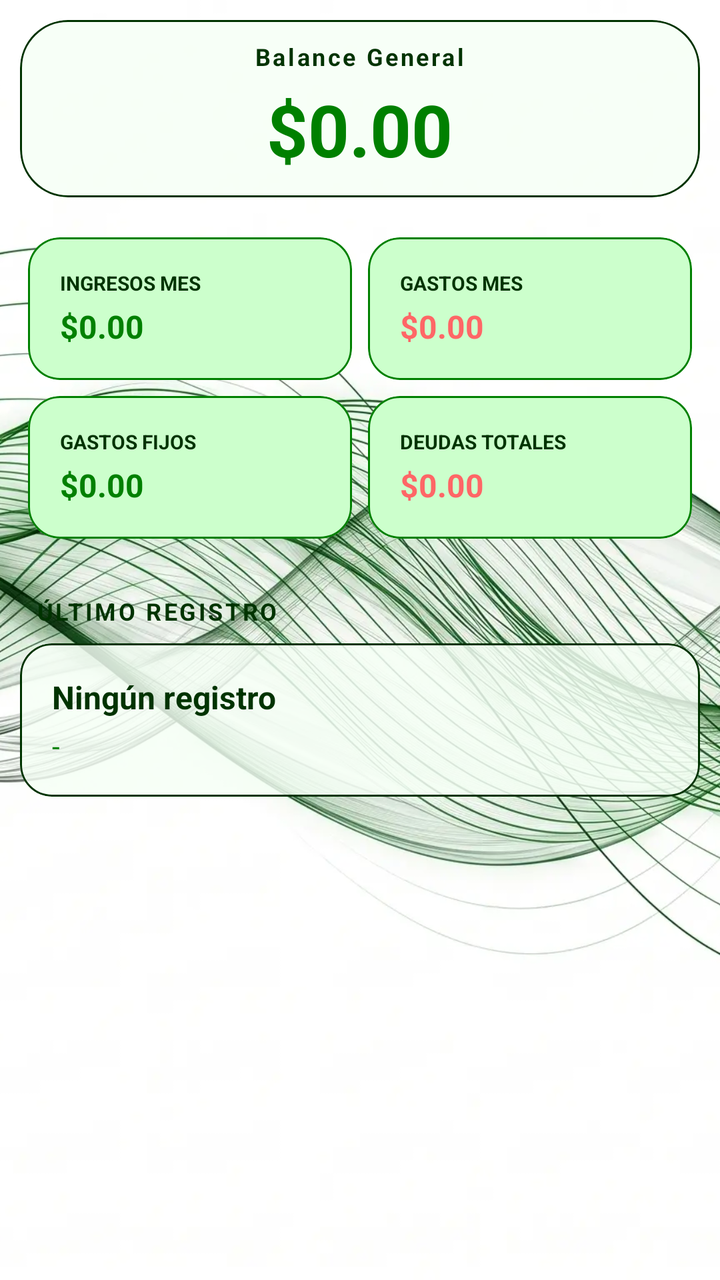
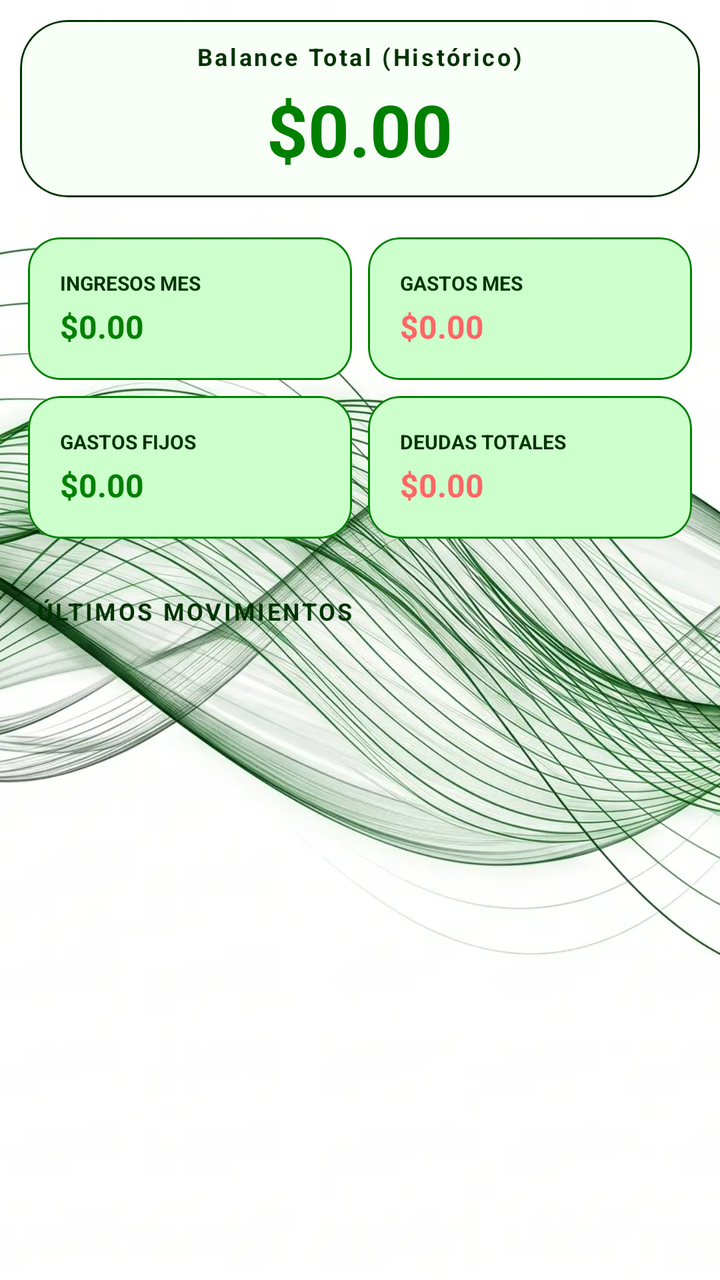

Screens rendered from an Android XML layout before and after an edit, with the pre-edit source and the edit as a unified diff.
<!-- AndroidManifest.xml: application theme Theme.MyLittleFinanControl -->
<!-- res/layout/fragment_inicio.xml -->
<?xml version="1.0" encoding="utf-8"?>
<RelativeLayout xmlns:android="http://schemas.android.com/apk/res/android"
    xmlns:app="http://schemas.android.com/apk/res-auto"
    xmlns:tools="http://schemas.android.com/tools"
    android:layout_width="match_parent"
    android:layout_height="match_parent"
    tools:context=".Fragmentos.FragmentGastosFijos">

    <ImageView
        android:id="@+id/imagenFondo"
        android:layout_width="match_parent"
        android:layout_height="match_parent"
        android:src="@drawable/background_2_ligth"
        android:scaleType="centerCrop" />

    <ScrollView
        android:layout_width="match_parent"
        android:layout_height="match_parent"
        tools:context=".Fragmentos.FragmentInicio">

        <LinearLayout
            android:layout_width="match_parent"
            android:layout_height="wrap_content"
            android:orientation="vertical"
            android:padding="10dp">

            
            <com.google.android.material.card.MaterialCardView
                android:id="@+id/card_balance_general"
                android:layout_width="match_parent"
                android:layout_height="wrap_content"
                android:layout_marginBottom="16dp"
                android:clickable="true"
                android:focusable="true"
                app:cardBackgroundColor="?attr/colorSurface"
                app:cardCornerRadius="24dp"
                app:cardElevation="0dp"
                app:strokeColor="?attr/colorOutline"
                app:strokeWidth="1dp">

                <LinearLayout
                    android:layout_width="match_parent"
                    android:layout_height="wrap_content"
                    android:gravity="center"
                    android:orientation="vertical"
                    android:padding="10dp">

                    <TextView
                        android:layout_width="wrap_content"
                        android:layout_height="wrap_content"
                        android:letterSpacing="0.1"
                        android:text="Balance General"
                        android:textColor="?attr/colorOnSurface"
                        android:textSize="12sp"
                        android:textStyle="bold" />

                    <TextView
                        android:id="@+id/tv_balance_general"
                        android:layout_width="wrap_content"
                        android:layout_height="wrap_content"
                        android:layout_marginTop="4dp"
                        android:text="$0.00"
                        android:textColor="?attr/colorPrimary"
                        android:textSize="36sp"
                        android:textStyle="bold" />
                </LinearLayout>
            </com.google.android.material.card.MaterialCardView>

            <GridLayout
                android:layout_width="match_parent"
                android:layout_height="wrap_content"
                android:alignmentMode="alignMargins"
                android:columnCount="2"
                android:columnOrderPreserved="false">

                
                <com.google.android.material.card.MaterialCardView
                    android:id="@+id/card_ingresos"
                    android:layout_width="0dp"
                    android:layout_height="wrap_content"
                    android:layout_columnWeight="1"
                    android:clickable="true"
                    android:focusable="true"
                    android:foreground="?attr/selectableItemBackground"
                    android:layout_margin="4dp"
                    app:cardBackgroundColor="?attr/colorPrimaryContainer"
                    app:strokeColor="?attr/colorPrimary"
                    app:cardCornerRadius="16dp"
                    app:cardElevation="0dp">

                    <LinearLayout
                        android:layout_width="match_parent"
                        android:layout_height="wrap_content"
                        android:orientation="vertical"
                        android:padding="16dp">

                        <TextView
                            android:layout_width="wrap_content"
                            android:layout_height="wrap_content"
                            android:text="INGRESOS MES"
                            android:textColor="?attr/colorOnSurface"
                            android:textSize="10sp"
                            android:textStyle="bold" />

                        <TextView
                            android:id="@+id/tv_ingresos_mes"
                            android:layout_width="wrap_content"
                            android:layout_height="wrap_content"
                            android:layout_marginTop="4dp"
                            android:text="$0.00"
                            android:textColor="?attr/colorPrimary"
                            android:textSize="16sp"
                            android:textStyle="bold" />
                    </LinearLayout>
                </com.google.android.material.card.MaterialCardView>

                
                <com.google.android.material.card.MaterialCardView
                    android:id="@+id/card_gastos"
                    android:layout_width="0dp"
                    android:layout_height="wrap_content"
                    android:layout_columnWeight="1"
                    android:clickable="true"
                    app:strokeColor="?attr/colorPrimary"
                    android:focusable="true"
                    android:layout_margin="4dp"
                    app:cardBackgroundColor="?attr/colorPrimaryContainer"
                    app:cardCornerRadius="16dp"
                    app:cardElevation="0dp">

                    <LinearLayout
                        android:layout_width="match_parent"
                        android:layout_height="wrap_content"
                        android:orientation="vertical"
                        android:padding="16dp">

                        <TextView
                            android:layout_width="wrap_content"
                            android:layout_height="wrap_content"
                            android:text="GASTOS MES"
                            android:textColor="?attr/colorOnSurface"
                            android:textSize="10sp"
                            android:textStyle="bold" />

                        <TextView
                            android:id="@+id/tv_gastos_mes"
                            android:layout_width="wrap_content"
                            android:layout_height="wrap_content"
                            android:layout_marginTop="4dp"
                            android:text="$0.00"
                            android:textSize="16sp"
                            android:textColor="?attr/colorError"
                            android:textStyle="bold" />
                    </LinearLayout>
                </com.google.android.material.card.MaterialCardView>

                
                <com.google.android.material.card.MaterialCardView
                    android:id="@+id/card_gastos_fijos"
                    android:layout_width="0dp"
                    android:layout_height="wrap_content"
                    android:layout_columnWeight="1"
                    android:layout_margin="4dp"
                    android:clickable="true"
                    app:strokeColor="?attr/colorPrimary"
                    android:focusable="true"
                    android:foreground="?attr/selectableItemBackground"
                    app:cardBackgroundColor="?attr/colorPrimaryContainer"
                    app:cardCornerRadius="16dp"
                    app:cardElevation="0dp">

                    <LinearLayout
                        android:layout_width="match_parent"
                        android:layout_height="wrap_content"
                        android:orientation="vertical"
                        android:padding="16dp">

                        <TextView
                            android:layout_width="wrap_content"
                            android:layout_height="wrap_content"
                            android:text="GASTOS FIJOS"
                            android:textColor="?attr/colorOnSurface"
                            android:textSize="10sp"
                            android:textStyle="bold" />

                        <TextView
                            android:id="@+id/tv_total_gastos_fijos"
                            android:layout_width="wrap_content"
                            android:layout_height="wrap_content"
                            android:layout_marginTop="4dp"
                            android:textColor="?attr/colorPrimary"
                            android:text="$0.00"
                            android:textSize="16sp"
                            android:textStyle="bold" />
                    </LinearLayout>
                </com.google.android.material.card.MaterialCardView>

                
                <com.google.android.material.card.MaterialCardView
                    android:id="@+id/card_deudas"
                    android:layout_width="0dp"
                    android:layout_height="wrap_content"
                    android:layout_columnWeight="1"
                    android:layout_margin="4dp"
                    app:strokeColor="?attr/colorPrimary"
                    android:clickable="true"
                    android:focusable="true"
                    android:foreground="?attr/selectableItemBackground"
                    app:cardBackgroundColor="?attr/colorPrimaryContainer"
                    app:cardCornerRadius="16dp"
                    app:cardElevation="0dp">

                    <LinearLayout
                        android:layout_width="match_parent"
                        android:layout_height="wrap_content"
                        android:orientation="vertical"
                        android:padding="16dp">

                        <TextView
                            android:layout_width="wrap_content"
                            android:layout_height="wrap_content"
                            android:text="DEUDAS TOTALES"
                            android:textColor="?attr/colorOnSurface"
                            android:textSize="10sp"
                            android:textStyle="bold" />

                        <TextView
                            android:id="@+id/tv_total_deudas"
                            android:layout_width="wrap_content"
                            android:layout_height="wrap_content"
                            android:layout_marginTop="4dp"
                            android:text="$0.00"
                            android:textSize="16sp"
                            android:textColor="?attr/colorError"
                            android:textStyle="bold" />
                    </LinearLayout>
                </com.google.android.material.card.MaterialCardView>

            </GridLayout>

            
            <TextView
                android:layout_width="wrap_content"
                android:layout_height="wrap_content"
                android:layout_marginStart="8dp"
                android:layout_marginTop="24dp"
                android:letterSpacing="0.1"
                android:text="ÚLTIMO REGISTRO"
                android:textColor="?attr/colorOnSurface"
                android:textSize="12sp"
                android:textStyle="bold" />

            <com.google.android.material.card.MaterialCardView
                android:layout_width="match_parent"
                android:layout_height="wrap_content"
                android:layout_marginTop="8dp"
                app:cardBackgroundColor="?attr/colorSurface"
                app:strokeColor="?attr/colorOutline"
                app:cardCornerRadius="16dp"
                app:cardElevation="0dp">

                <LinearLayout
                    android:layout_width="match_parent"
                    android:layout_height="wrap_content"
                    android:orientation="vertical"
                    android:padding="16dp">

                    <TextView
                        android:id="@+id/tv_ultimo_reg_desc"
                        android:layout_width="match_parent"
                        android:layout_height="wrap_content"
                        android:text="Ningún registro"
                        android:textColor="?attr/colorOnSurface"
                        android:textSize="16sp"
                        android:textStyle="bold" />

                    <TextView
                        android:id="@+id/tv_ultimo_reg_fecha"
                        android:layout_width="match_parent"
                        android:layout_height="wrap_content"
                        android:layout_marginTop="4dp"
                        android:text="-"
                        android:textColor="?attr/colorPrimary"
                        android:textSize="14sp" />
                </LinearLayout>
            </com.google.android.material.card.MaterialCardView>

        </LinearLayout>
    </ScrollView>
</RelativeLayout>
<!-- resources referenced by this layout -->
<resources>
  <style name="Theme.MyLittleFinanControl" parent="Base.Theme.MyLittleFinanControl" />
  <color name="verde_oscuro">#008000</color>
  <color name="verde_claro">#CCFFCC</color>
  <color name="verde_negro">#003300</color>
  <color name="verde">#00C292</color>
  <color name="verde_transparente">#5FCCFFCC</color>
  <color name="verde_blanco_transparente">#D3F6FFF6</color>
  <color name="rojo_alerta">#FF6666</color>
  <color name="rojo_transparente">#7BF69F9F</color>
  <color name="verde_gris">#ED003300</color>
  <!-- unchanged entries left out for length: 2 -->
</resources>

<!-- the commit's change to res/layout/fragment_inicio.xml (unified diff, before → after) -->
@@ -49,7 +49,7 @@
                         android:layout_width="wrap_content"
                         android:layout_height="wrap_content"
                         android:letterSpacing="0.1"
-                        android:text="Balance General"
+                        android:text="Balance Total (Histórico)"
                         android:textColor="?attr/colorOnSurface"
                         android:textSize="12sp"
                         android:textStyle="bold" />
@@ -245,46 +245,88 @@
                 android:layout_marginStart="8dp"
                 android:layout_marginTop="24dp"
                 android:letterSpacing="0.1"
-                android:text="ÚLTIMO REGISTRO"
+                android:text="ÚLTIMOS MOVIMIENTOS"
                 android:textColor="?attr/colorOnSurface"
                 android:textSize="12sp"
                 android:textStyle="bold" />
 
-            <com.google.android.material.card.MaterialCardView
+            <androidx.recyclerview.widget.RecyclerView
+                android:id="@+id/rv_ultimos_movimientos"
                 android:layout_width="match_parent"
                 android:layout_height="wrap_content"
                 android:layout_marginTop="8dp"
-                app:cardBackgroundColor="?attr/colorSurface"
-                app:strokeColor="?attr/colorOutline"
-                app:cardCornerRadius="16dp"
-                app:cardElevation="0dp">
-
-                <LinearLayout
-                    android:layout_width="match_parent"
-                    android:layout_height="wrap_content"
-                    android:orientation="vertical"
-                    android:padding="16dp">
-
-                    <TextView
-                        android:id="@+id/tv_ultimo_reg_desc"
-                        android:layout_width="match_parent"
-                        android:layout_height="wrap_content"
-                        android:text="Ningún registro"
-                        android:textColor="?attr/colorOnSurface"
-                        android:textSize="16sp"
-                        android:textStyle="bold" />
-
-                    <TextView
-                        android:id="@+id/tv_ultimo_reg_fecha"
-                        android:layout_width="match_parent"
-                        android:layout_height="wrap_content"
-                        android:layout_marginTop="4dp"
-                        android:text="-"
-                        android:textColor="?attr/colorPrimary"
-                        android:textSize="14sp" />
-                </LinearLayout>
-            </com.google.android.material.card.MaterialCardView>
+                android:nestedScrollingEnabled="false"
+                tools:itemCount="3"
+                tools:listitem="@layout/item_movimiento_inicio" />
 
         </LinearLayout>
     </ScrollView>
 </RelativeLayout>
+<!-- res/layout/item_movimiento_inicio.xml (included above) -->
+<?xml version="1.0" encoding="utf-8"?>
+<com.google.android.material.card.MaterialCardView xmlns:android="http://schemas.android.com/apk/res/android"
+    xmlns:app="http://schemas.android.com/apk/res-auto"
+    android:layout_width="match_parent"
+    android:layout_height="wrap_content"
+    android:layout_marginBottom="8dp"
+    app:cardBackgroundColor="?attr/colorSurface"
+    app:cardCornerRadius="12dp"
+    app:cardElevation="0dp"
+    app:strokeColor="?attr/colorSurfaceVariant"
+    app:strokeWidth="1dp">
+
+    <LinearLayout
+        android:layout_width="match_parent"
+        android:layout_height="wrap_content"
+        android:gravity="center_vertical"
+        android:orientation="horizontal"
+        android:padding="12dp">
+
+        <ImageView
+            android:id="@+id/iv_tipo_icono"
+            android:layout_width="32dp"
+            android:layout_height="32dp"
+            android:background="@drawable/rounded_corners_background"
+            android:backgroundTint="?attr/colorPrimaryContainer"
+            android:padding="6dp"
+            android:src="@drawable/ic_movimientos"
+            app:tint="?attr/colorPrimary" />
+
+        <LinearLayout
+            android:layout_width="0dp"
+            android:layout_height="wrap_content"
+            android:layout_marginStart="12dp"
+            android:layout_weight="1"
+            android:orientation="vertical">
+
+            <TextView
+                android:id="@+id/tv_descripcion"
+                android:layout_width="wrap_content"
+                android:layout_height="wrap_content"
+                android:ellipsize="end"
+                android:maxLines="1"
+                android:text="Descripción"
+                android:textColor="?attr/colorOnSurface"
+                android:textSize="14sp"
+                android:textStyle="bold" />
+
+            <TextView
+                android:id="@+id/tv_fecha"
+                android:layout_width="wrap_content"
+                android:layout_height="wrap_content"
+                android:text="2024-05-20"
+                android:textColor="?attr/colorOnSurfaceVariant"
+                android:textSize="12sp" />
+        </LinearLayout>
+
+        <TextView
+            android:id="@+id/tv_monto"
+            android:layout_width="wrap_content"
+            android:layout_height="wrap_content"
+            android:text="$0.00"
+            android:textColor="?attr/colorPrimary"
+            android:textSize="15sp"
+            android:textStyle="bold" />
+
+    </LinearLayout>
+</com.google.android.material.card.MaterialCardView>
<!-- resource entries referenced after the edit -->
@@ -1,5 +1,18 @@
 <!-- resources referenced by this layout -->
 <resources>
+  <!-- drawable ic_movimientos (drawable) -->
+  <vector xmlns:android="http://schemas.android.com/apk/res/android" android:height="24dp" android:tint="#000000" android:viewportHeight="960" android:viewportWidth="960" android:width="24dp">
+        
+      <path android:fillColor="@android:color/white" android:pathData="M480,920Q368,920 274,869Q180,818 120,733L120,840L40,840L40,600L280,600L280,680L181,680Q229,752 307.5,796Q386,840 480,840Q555,840 620.5,811.5Q686,783 734.5,734.5Q783,686 811.5,620.5Q840,555 840,480L920,480Q920,571 885.5,651Q851,731 791,791Q731,851 651,885.5Q571,920 480,920ZM444,760L444,708Q397,697 367.5,667.5Q338,638 324,590L390,564Q402,605 427.5,625.5Q453,646 486,646Q519,646 542.5,630.5Q566,615 566,582Q566,553 541.5,535Q517,517 454,494Q395,473 367.5,444Q340,415 340,368Q340,327 368.5,293.5Q397,260 446,250L446,200L516,200L516,250Q552,253 581.5,279Q611,305 622,340L558,366Q550,343 532,327.5Q514,312 482,312Q447,312 428.5,327Q410,342 410,368Q410,394 433,409Q456,424 516,444Q588,470 612,505Q636,540 636,582Q636,611 626,633Q616,655 599.5,670.5Q583,686 561,695.5Q539,705 514,710L514,760L444,760ZM40,480Q40,389 74.5,309Q109,229 169,169Q229,109 309,74.5Q389,40 480,40Q592,40 686,91Q780,142 840,227L840,120L920,120L920,360L680,360L680,280L779,280Q731,208 652.5,164Q574,120 480,120Q405,120 339.5,148.5Q274,177 225.5,225.5Q177,274 148.5,339.5Q120,405 120,480L40,480Z"/>
+      
+  </vector>
+  <!-- drawable rounded_corners_background (drawable) -->
+  <?xml version="1.0" encoding="utf-8"?>
+  <shape xmlns:android="http://schemas.android.com/apk/res/android"
+      android:shape="rectangle">
+      <solid android:color="#20F2F2F2"/>
+      <corners android:radius="10dp" />
+  </shape>
   <style name="Theme.MyLittleFinanControl" parent="Base.Theme.MyLittleFinanControl" />
   <color name="verde_oscuro">#008000</color>
   <color name="verde_claro">#CCFFCC</color>
